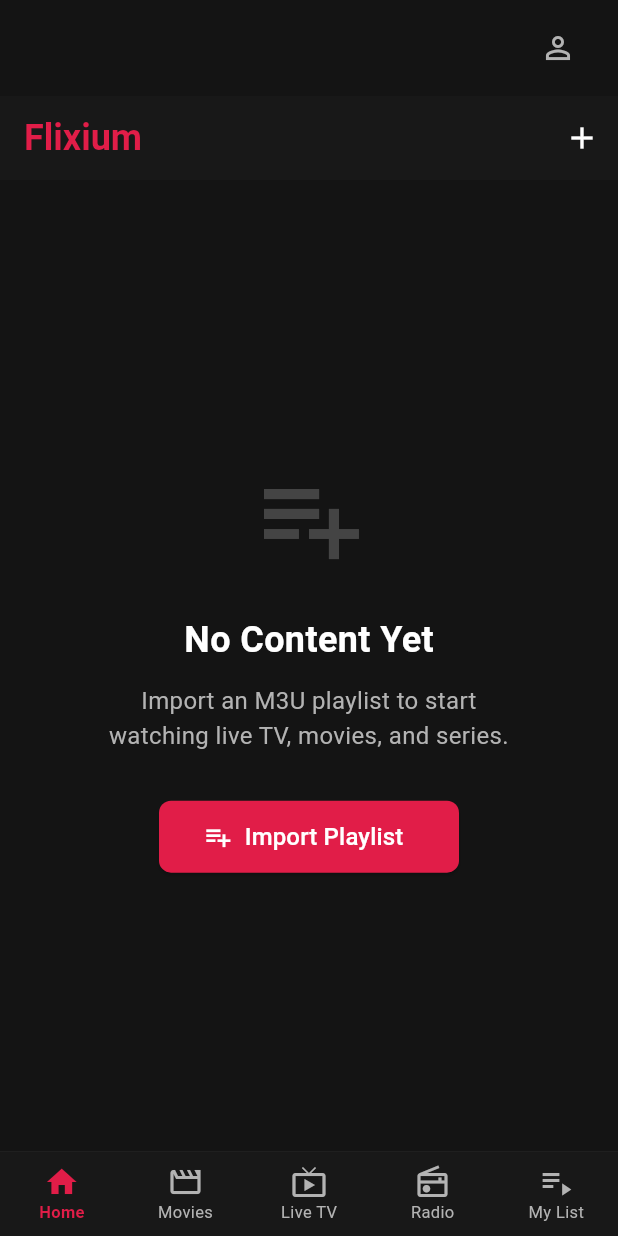
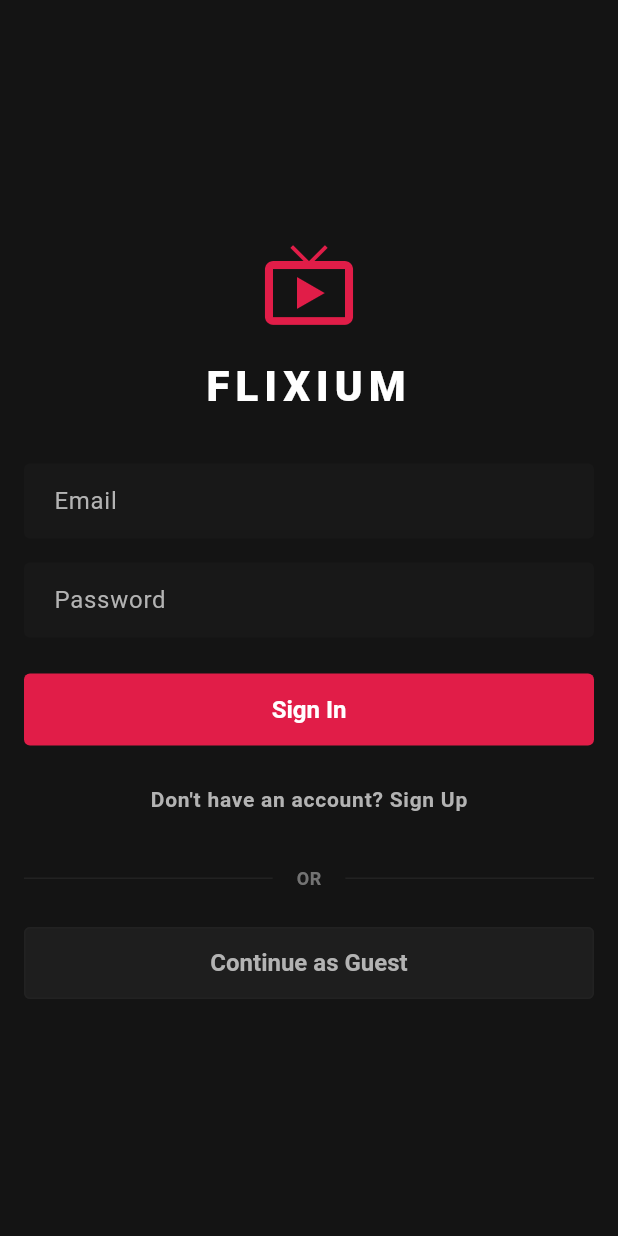
Before and after one commit to tsiartasantreas/Flixium, a Flutter app: the screen it shows after launch, on a phone screen of 412 x 824 dp. Run offline on Flutter 3.47's test engine with Material 3 defaults, Android fonts, the phone set to English and light mode, and no system bars; our stand-ins replace drift, supabase_flutter; missing offline and left inert: media_kit, media_kit_video; accounts and stored records are empty; generated files the repository leaves out were written again.

Commit message:
feat(app): add Supabase auth and upgrade entitlement service
- Add SupabaseService singleton for client initialization
- Create AuthService with signUp, signIn, signOut, and auth state stream
- Replace EntitlementService stub with real Supabase profiles query
- Add Netflix-style AuthScreen with sign-in/sign-up toggle and guest mode
- Update app.dart to initialize Supabase and route based on auth state
- Add mocktail dev dependency for testing
- Update entitlement and auth service tests (259 tests passing)

```diff
--- a/app/lib/app.dart
+++ b/app/lib/app.dart
@@ -1,24 +1,84 @@
 import 'package:flutter/material.dart';
+
+import 'core/config/env.dart';
+import 'core/data/supabase_client.dart';
+import 'core/entitlement/entitlement_service.dart';
 import 'core/theme/app_colors.dart';
+import 'core/theme/netflix_theme.dart';
+import 'features/auth/auth_screen.dart';
 import 'features/shell/main_shell.dart';
 
-class FlixiumApp extends StatelessWidget {
+/// Root widget of the Flixium IPTV app.
+///
+/// On startup the app initializes Supabase, checks the current auth state,
+/// and routes to either the [AuthScreen] or [MainShell].
+class FlixiumApp extends StatefulWidget {
   const FlixiumApp({super.key});
 
   @override
+  State<FlixiumApp> createState() => _FlixiumAppState();
+}
+
+class _FlixiumAppState extends State<FlixiumApp> {
+  bool _initialized = false;
+  bool _authChecked = false;
+
+  @override
+  void initState() {
+    super.initState();
+    _bootstrap();
+  }
+
+  Future<void> _bootstrap() async {
+    // Initialize Supabase if credentials are configured.
+    if (Env.isConfigured) {
+      try {
+        await SupabaseService.initialize();
+        // Refresh entitlement tier on app start.
+        await EntitlementService().refreshTier();
+      } catch (_) {
+        // If Supabase init fails, the app still works in guest mode.
+      }
+    }
+
+    if (mounted) {
+      setState(() {
+        _initialized = true;
+        _authChecked = true;
+      });
+    }
+  }
+
+  @override
   Widget build(BuildContext context) {
+    // Splash / loading state while Supabase initializes.
+    if (!_initialized) {
+      return MaterialApp(
+        debugShowCheckedModeBanner: false,
+        theme: NetflixTheme.dark,
+        home: const Scaffold(
+          backgroundColor: AppColors.bgBase,
+          body: Center(
+            child: CircularProgressIndicator(color: AppColors.accentPrimary),
+          ),
+        ),
+      );
+    }
+
     return MaterialApp(
       title: 'Flixium IPTV',
       debugShowCheckedModeBanner: false,
-      theme: ThemeData(
-        useMaterial3: true,
-        scaffoldBackgroundColor: AppColors.bgBase,
-        colorScheme: const ColorScheme.dark(
-          primary: AppColors.accentPrimary,
-          surface: AppColors.bgBase,
-        ),
-      ),
-      home: const MainShell(),
+      theme: NetflixTheme.dark,
+      home: _authChecked ? _buildHome() : const MainShell(),
     );
   }
+
+  Widget _buildHome() {
+    // If Supabase is configured and a user is signed in, go to main shell.
+    // Otherwise show auth screen (with guest option).
+    if (Env.isConfigured && SupabaseService.auth.currentUser != null) {
+      return const MainShell();
+    }
+    return const AuthScreen();
+  }
 }
--- /dev/null
+++ b/app/lib/core/auth/auth_service.dart
@@ -0,0 +1,117 @@
+import 'dart:async';
+
+import 'package:supabase_flutter/supabase_flutter.dart';
+
+import '../data/supabase_client.dart';
+
+/// Result of a sign-in or sign-up operation.
+///
+/// Exactly one of [user] or [error] will be non-null.
+class AuthResult {
+  const AuthResult({this.user, this.error});
+
+  /// The authenticated user on success.
+  final User? user;
+
+  /// A human-readable error message on failure.
+  final String? error;
+
+  /// Whether the operation succeeded.
+  bool get isSuccess => user != null;
+}
+
+/// Thin wrapper around Supabase GoTrue authentication.
+///
+/// All Supabase auth interactions in the app should go through this service
+/// so that the rest of the codebase is decoupled from the GoTrue API shape.
+class AuthService {
+  // ignore: prefer_initializing_formals
+  AuthService({SupabaseClient? client}) : _client = client;
+
+  final SupabaseClient? _client;
+
+  SupabaseClient? get _supabase {
+    if (_client != null) return _client;
+    if (SupabaseService.isInitialized) return SupabaseService.client;
+    return null;
+  }
+
+  GoTrueClient? get _auth => _supabase?.auth;
+
+  // ---------------------------------------------------------------------------
+  // Current user
+  // ---------------------------------------------------------------------------
+
+  /// The currently signed-in user, or `null`.
+  User? get currentUser => _auth?.currentUser;
+
+  // ---------------------------------------------------------------------------
+  // Auth state stream
+  // ---------------------------------------------------------------------------
+
+  /// A stream that emits the current [User] (or `null`) whenever the auth
+  /// state changes (sign-in, sign-out, token refresh, etc.).
+  Stream<User?> get authStateChanges {
+    if (_auth == null) return const Stream.empty();
+    return _auth!.onAuthStateChange.map((data) => data.session?.user);
+  }
+
+  // ---------------------------------------------------------------------------
+  // Sign up
+  // ---------------------------------------------------------------------------
+
+  /// Creates a new account with [email] and [password].
+  Future<AuthResult> signUp(String email, String password) async {
+    if (_auth == null) {
+      return const AuthResult(error: 'Supabase is not initialized.');
+    }
+    try {
+      final response = await _auth!.signUp(
+        email: email,
+        password: password,
+      );
+      if (response.user != null) {
+        return AuthResult(user: response.user);
+      }
+      return const AuthResult(error: 'Sign up failed. Please try again.');
+    } on AuthException catch (e) {
+      return AuthResult(error: e.message);
+    } catch (e) {
+      return AuthResult(error: 'Unexpected error: $e');
+    }
+  }
+
+  // ---------------------------------------------------------------------------
+  // Sign in
+  // ---------------------------------------------------------------------------
+
+  /// Signs in with [email] and [password].
+  Future<AuthResult> signIn(String email, String password) async {
+    if (_auth == null) {
+      return const AuthResult(error: 'Supabase is not initialized.');
+    }
+    try {
+      final response = await _auth!.signInWithPassword(
+        email: email,
+        password: password,
+      );
+      if (response.user != null) {
+        return AuthResult(user: response.user);
+      }
+      return const AuthResult(error: 'Sign in failed. Please try again.');
+    } on AuthException catch (e) {
+      return AuthResult(error: e.message);
+    } catch (e) {
+      return AuthResult(error: 'Unexpected error: $e');
+    }
+  }
+
+  // ---------------------------------------------------------------------------
+  // Sign out
+  // ---------------------------------------------------------------------------
+
+  /// Signs out the current user.
+  Future<void> signOut() async {
+    await _auth?.signOut();
+  }
+}
--- /dev/null
+++ b/app/lib/core/data/supabase_client.dart
@@ -0,0 +1,43 @@
+import 'package:flutter/foundation.dart';
+import 'package:supabase_flutter/supabase_flutter.dart';
+
+import '../config/env.dart';
+
+/// Singleton wrapper around the Supabase Flutter client.
+///
+/// Call [initialize] once at app startup (before any Supabase interaction).
+/// After that, use [client] or [auth] to access Supabase services.
+class SupabaseService {
+  SupabaseService._();
+
+  static bool _initialized = false;
+
+  /// Initializes the Supabase Flutter SDK with credentials from [Env].
+  ///
+  /// Safe to call multiple times -- only the first call has an effect.
+  static Future<void> initialize() async {
+    if (_initialized) return;
+    await Supabase.initialize(
+      url: Env.supabaseUrl,
+      publishableKey: Env.supabaseAnonKey,
+    );
+    _initialized = true;
+  }
+
+  /// The Supabase client instance.
+  ///
+  /// Throws if [initialize] has not been called.
+  static SupabaseClient get client => Supabase.instance.client;
+
+  /// Convenience accessor for the GoTrue (auth) client.
+  static GoTrueClient get auth => client.auth;
+
+  /// Whether Supabase has been initialized.
+  static bool get isInitialized => _initialized;
+
+  /// Exposed for testing -- allows resetting the initialized flag.
+  @visibleForTesting
+  static void resetForTesting() {
+    _initialized = false;
+  }
+}
--- a/app/lib/core/entitlement/entitlement_service.dart
+++ b/app/lib/core/entitlement/entitlement_service.dart
@@ -1,15 +1,94 @@
-/// Anon entitlement stub for free/pro gating.
+import 'package:supabase_flutter/supabase_flutter.dart';
+
+import '../auth/auth_service.dart';
+import '../data/supabase_client.dart';
+
+// Parameter names intentionally differ from field names (client vs _client),
+// so the initializer list is the correct pattern here.
+// ignore_for_file: prefer_initializing_formals
+
+/// Checks the current user's subscription tier by querying the Supabase
+/// `profiles` table.
 ///
-/// Phase 1: Always returns "free". Phase 3 will connect to Supabase
-/// and implement real subscription checks.
+/// The tier is cached locally after the first fetch and can be explicitly
+/// refreshed via [refreshTier]. On app start the caller should invoke
+/// [refreshTier] so the cache is up-to-date.
 class EntitlementService {
-  /// Returns the current user tier as a string.
+  EntitlementService({
+    SupabaseClient? client,
+    AuthService? authService,
+  })  : _client = client,
+        _authService = authService;
+
+  final SupabaseClient? _client;
+  final AuthService? _authService;
+
+  SupabaseClient get _supabase => _client ?? SupabaseService.client;
+
+  /// Cached tier value. Defaults to `'free'` (anonymous / no profile).
+  String _tier = 'free';
+
+  /// Whether the profile row indicates admin.
+  bool _isAdmin = false;
+
+  // ---------------------------------------------------------------------------
+  // Public API
+  // ---------------------------------------------------------------------------
+
+  /// Returns the current user's tier string (e.g. `"free"`, `"pro"`).
   ///
-  /// Always returns `"free"` in Phase 1.
-  Future<String> getTier() async => 'free';
+  /// Returns the cached value if available; otherwise queries Supabase.
+  Future<String> getTier() async {
+    if (_tier != 'free') return _tier;
+    await refreshTier();
+    return _tier;
+  }
 
   /// Whether the current user has a pro subscription.
+  bool get isPro => _tier == 'pro';
+
+  /// Whether no user is currently signed in.
+  bool get isAnonymous {
+    final user = _authService?.currentUser ??
+        (SupabaseService.isInitialized
+            ? SupabaseService.client.auth.currentUser
+            : null);
+    return user == null;
+  }
+
+  /// Whether the current user is an admin (from `profiles.is_admin`).
+  bool get isAdmin => _isAdmin;
+
+  /// Re-fetches the tier (and admin status) from Supabase.
   ///
-  /// Always returns `false` in Phase 1.
-  bool get isPro => false;
+  /// Call this on app start and after auth state changes.
+  Future<void> refreshTier() async {
+    final user = _authService?.currentUser ??
+        (SupabaseService.isInitialized
+            ? SupabaseService.client.auth.currentUser
+            : null);
+    if (user == null) {
+      _tier = 'free';
+      _isAdmin = false;
+      return;
+    }
+
+    try {
+      final response = await _supabase
+          .from('profiles')
+          .select('tier, is_admin')
+          .eq('id', user.id)
+          .maybeSingle();
+
+      if (response != null) {
+        _tier = (response['tier'] as String?) ?? 'free';
+        _isAdmin = response['is_admin'] as bool? ?? false;
+      } else {
+        _tier = 'free';
+        _isAdmin = false;
+      }
+    } catch (_) {
+      // On network / RLS errors, keep the cached tier.
+    }
+  }
 }
--- /dev/null
+++ b/app/lib/features/auth/auth_screen.dart
@@ -0,0 +1,300 @@
+import 'package:flutter/material.dart';
+
+import '../../core/auth/auth_service.dart';
+import '../../core/theme/app_colors.dart';
+import '../../core/theme/app_theme.dart';
+import '../shell/main_shell.dart';
+
+/// Netflix-style sign-in / sign-up screen.
+///
+/// Toggles between two modes (sign-in and sign-up) with a single form.
+/// A "Continue as Guest" option lets users skip authentication entirely.
+class AuthScreen extends StatefulWidget {
+  const AuthScreen({super.key, this.authService});
+
+  /// Injectable for testing.
+  final AuthService? authService;
+
+  @override
+  State<AuthScreen> createState() => _AuthScreenState();
+}
+
+class _AuthScreenState extends State<AuthScreen> {
+  final _formKey = GlobalKey<FormState>();
+  final _emailController = TextEditingController();
+  final _passwordController = TextEditingController();
+
+  bool _isSignUp = false;
+  bool _isLoading = false;
+  String? _error;
+
+  AuthService get _auth => widget.authService ?? AuthService();
+
+  @override
+  void dispose() {
+    _emailController.dispose();
+    _passwordController.dispose();
+    super.dispose();
+  }
+
+  // ---------------------------------------------------------------------------
+  // Actions
+  // ---------------------------------------------------------------------------
+
+  Future<void> _submit() async {
+    if (!_formKey.currentState!.validate()) return;
+
+    setState(() {
+      _isLoading = true;
+      _error = null;
+    });
+
+    final email = _emailController.text.trim();
+    final password = _passwordController.text;
+
+    final result =
+        _isSignUp ? await _auth.signUp(email, password) : await _auth.signIn(email, password);
+
+    if (!mounted) return;
+
+    if (result.isSuccess) {
+      _navigateToHome();
+    } else {
+      setState(() {
+        _error = result.error ?? 'Authentication failed. Please try again.';
+        _isLoading = false;
+      });
+    }
+  }
+
+  void _continueAsGuest() {
+    _navigateToHome();
+  }
+
+  void _navigateToHome() {
+    Navigator.of(context).pushReplacement(
+      MaterialPageRoute(builder: (_) => const MainShell()),
+    );
+  }
+
+  // ---------------------------------------------------------------------------
+  // Build
+  // ---------------------------------------------------------------------------
+
+  @override
+  Widget build(BuildContext context) {
+    return Scaffold(
+      backgroundColor: AppColors.bgBase,
+      body: SafeArea(
+        child: Center(
+          child: SingleChildScrollView(
+            padding: const EdgeInsets.symmetric(
+              horizontal: AppTheme.horizontalPadding,
+            ),
+            child: Form(
+              key: _formKey,
+              child: Column(
+                mainAxisSize: MainAxisSize.min,
+                crossAxisAlignment: CrossAxisAlignment.stretch,
+                children: [
+                  // Logo / branding.
+                  const Icon(
+                    Icons.live_tv,
+                    size: 64,
+                    color: AppColors.accentPrimary,
+                  ),
+                  const SizedBox(height: 16),
+                  const Text(
+                    'FLIXIUM',
+                    textAlign: TextAlign.center,
+                    style: TextStyle(
+                      color: AppColors.textPrimary,
+                      fontSize: 28,
+                      fontWeight: FontWeight.w800,
+                      letterSpacing: 4,
+                    ),
+                  ),
+                  const SizedBox(height: 32),
+
+                  // Error banner.
+                  if (_error != null) ...[
+                    Container(
+                      padding: const EdgeInsets.all(12),
+                      decoration: BoxDecoration(
+                        color: Colors.redAccent.withValues(alpha: 0.15),
+                        borderRadius: BorderRadius.circular(4),
+                      ),
+                      child: Text(
+                        _error!,
+                        style: const TextStyle(
+                          color: Colors.redAccent,
+                          fontSize: 14,
+                        ),
+                        textAlign: TextAlign.center,
+                      ),
+                    ),
+                    const SizedBox(height: 16),
+                  ],
+
+                  // Email field.
+                  TextFormField(
+                    controller: _emailController,
+                    keyboardType: TextInputType.emailAddress,
+                    style: const TextStyle(color: AppColors.textPrimary),
+                    decoration: _inputDecoration('Email'),
+                    validator: (value) {
+                      if (value == null || value.trim().isEmpty) {
+                        return 'Please enter your email';
+                      }
+                      if (!value.contains('@')) {
+                        return 'Please enter a valid email';
+                      }
+                      return null;
+                    },
+                  ),
+                  const SizedBox(height: 16),
+
+                  // Password field.
+                  TextFormField(
+                    controller: _passwordController,
+                    obscureText: true,
+                    style: const TextStyle(color: AppColors.textPrimary),
+                    decoration: _inputDecoration('Password'),
+                    validator: (value) {
+                      if (value == null || value.isEmpty) {
+                        return 'Please enter your password';
+                      }
+                      if (value.length < 6) {
+                        return 'Password must be at least 6 characters';
+                      }
+                      return null;
+                    },
+                    onFieldSubmitted: (_) => _submit(),
+                  ),
+                  const SizedBox(height: 24),
+
+                  // Submit button.
+                  SizedBox(
+                    height: 48,
+                    child: ElevatedButton(
+                      onPressed: _isLoading ? null : _submit,
+                      style: ElevatedButton.styleFrom(
+                        backgroundColor: AppColors.accentPrimary,
+                        foregroundColor: AppColors.textPrimary,
+                        disabledBackgroundColor:
+                            AppColors.accentPrimary.withValues(alpha: 0.5),
+                      ),
+                      child: _isLoading
+                          ? const SizedBox(
+                              width: 20,
+                              height: 20,
+                              child: CircularProgressIndicator(
+                                strokeWidth: 2,
+                                color: AppColors.textPrimary,
+                              ),
+                            )
+                          : Text(
+                              _isSignUp ? 'Create Account' : 'Sign In',
+                              style: const TextStyle(
+                                fontSize: 16,
+                                fontWeight: FontWeight.w700,
+                              ),
+                            ),
+                    ),
+                  ),
+                  const SizedBox(height: 16),
+
+                  // Toggle sign-in / sign-up.
+                  TextButton(
+                    onPressed: _isLoading
+                        ? null
+                        : () => setState(() {
+                              _isSignUp = !_isSignUp;
+                              _error = null;
+                            }),
+                    child: Text(
+                      _isSignUp
+                          ? 'Already have an account? Sign In'
+                          : "Don't have an account? Sign Up",
+                      style: const TextStyle(
+                        color: AppColors.textSecondary,
+                        fontSize: 14,
+                      ),
+                    ),
+                  ),
+                  const SizedBox(height: 24),
+
+                  // Divider.
+                  Row(
+                    children: [
+                      const Expanded(
+                        child: Divider(color: AppColors.bgSurface),
+                      ),
+                      Padding(
+                        padding: const EdgeInsets.symmetric(horizontal: 16),
+                        child: Text(
+                          'OR',
+                          style: TextStyle(
+                            color: AppColors.textSecondary
+                                .withValues(alpha: 0.6),
+                            fontSize: 12,
+                            fontWeight: FontWeight.w600,
+                          ),
+                        ),
+                      ),
+                      const Expanded(
+                        child: Divider(color: AppColors.bgSurface),
+                      ),
+                    ],
+                  ),
+                  const SizedBox(height: 24),
+
+                  // Guest button.
+                  SizedBox(
+                    height: 48,
+                    child: OutlinedButton(
+                      onPressed: _isLoading ? null : _continueAsGuest,
+                      style: OutlinedButton.styleFrom(
+                        foregroundColor: AppColors.textSecondary,
+                        side: const BorderSide(color: AppColors.bgSurface),
+                      ),
+                      child: const Text(
+                        'Continue as Guest',
+                        style: TextStyle(
+                          fontSize: 16,
+                          fontWeight: FontWeight.w600,
+                        ),
+                      ),
+                    ),
+                  ),
+                ],
+              ),
+            ),
+          ),
+        ),
+      ),
+    );
+  }
+
+  // ---------------------------------------------------------------------------
+  // Helpers
+  // ---------------------------------------------------------------------------
+
+  InputDecoration _inputDecoration(String label) {
+    return InputDecoration(
+      labelText: label,
+      labelStyle: const TextStyle(color: AppColors.textSecondary),
+      filled: true,
+      fillColor: AppColors.bgElevated,
+      border: OutlineInputBorder(
+        borderRadius: BorderRadius.circular(4),
+        borderSide: BorderSide.none,
+      ),
+      focusedBorder: OutlineInputBorder(
+        borderRadius: BorderRadius.circular(4),
+        borderSide: const BorderSide(color: AppColors.accentPrimary),
+      ),
+      contentPadding: const EdgeInsets.symmetric(horizontal: 16, vertical: 14),
+    );
+  }
+}
--- a/app/pubspec.yaml
+++ b/app/pubspec.yaml
@@ -43,6 +43,9 @@
   http: ^1.2.0
   xml: ^6.6.0
 
+  # Supabase — auth, database, and realtime.
+  supabase_flutter: ^2.8.0
+
   # media_kit — cross-platform video/audio playback.
   media_kit: ^1.1.11
   media_kit_video: ^1.2.5
@@ -63,6 +66,7 @@
   drift_dev: ^2.22.0
   build_runner: ^2.4.0
   test: ^1.25.0
+  mocktail: ^1.0.4
 
 # For information on the generic Dart part of this file, see the
 # following page: https://dart.dev/tools/pub/pubspec
```
Also changed, not shown: app/pubspec.lock, 2 other files.
